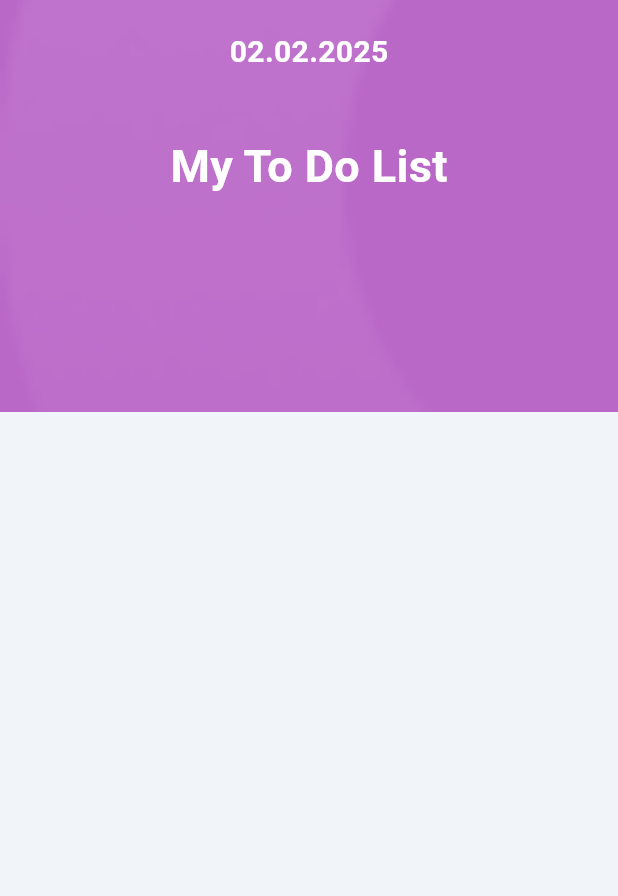
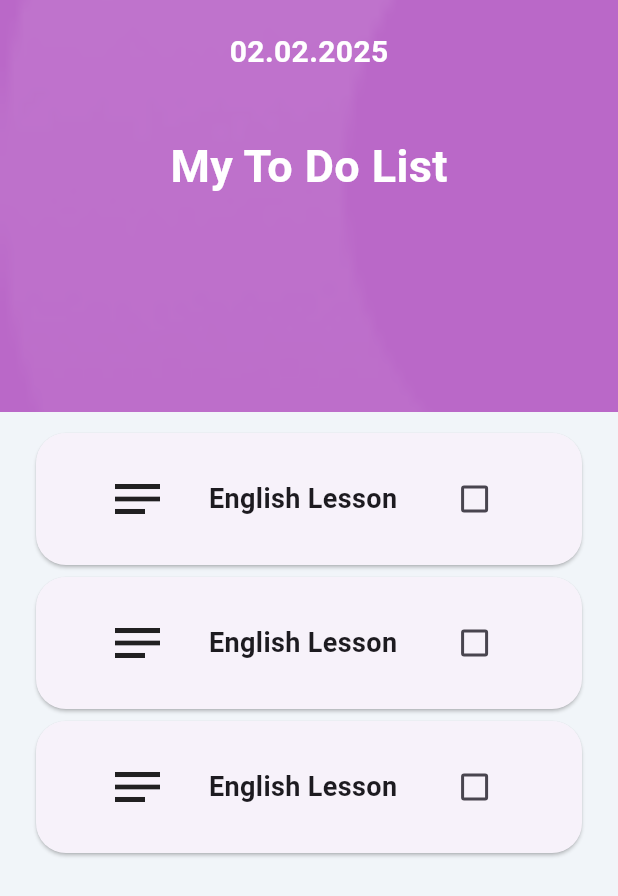
Before and after one commit to senadurgutt/todo_app, a Flutter app: the screen it shows after launch, on a phone screen of 412 x 824 dp. Shown: the top 896 px of the screen. Run offline on Flutter 3.47's test engine with Material 3 defaults, Android fonts, the phone set to English and light mode, and no system bars; our stand-ins replace hexcolor.

Commit message:
first page design 1 -cards

```diff
--- a/lib/main.dart
+++ b/lib/main.dart
@@ -6,30 +6,39 @@ void main() {
   runApp(const MyApp());
 }
 
-class MyApp extends StatelessWidget {
+class MyApp extends StatefulWidget {
   const MyApp({super.key});
 
+  @override
+  State<MyApp> createState() => _MyAppState();
+}
+
+class _MyAppState extends State<MyApp> {
+  bool isChecked = false;
   @override
   Widget build(BuildContext context) {
     double deviceHeight = MediaQuery.of(context).size.height;
     double deviceWidth = MediaQuery.of(context).size.width;
+
     return MaterialApp(
       debugShowCheckedModeBanner:
           false, // sağ üst köşeden debug yazısı kaldırıldı
       home: SafeArea(
         // containerın cihazlardaki en üst panele gelmemesini sağlar
         child: Scaffold(
-            backgroundColor: HexColor(backgroundColor),
-            body: Container(
+          backgroundColor: HexColor(backgroundColor),
+          body: Column(
+            children: [
+              Container(
                 width: deviceWidth, //responsive tasarım için kullanılıyor
                 height: deviceHeight / 3,
                 decoration: BoxDecoration(
                   color: Colors.purple[300],
                   image: DecorationImage(
                       image: AssetImage("lib/assets/images/Ellipse 2.png"),
-                      fit: BoxFit.cover),
+                      fit: BoxFit
+                          .cover), // imageın ekrana tam sığması için yapılıyor
                 ),
-
                 child: Column(
                   children: [
                     Padding(
@@ -52,7 +61,99 @@ class MyApp extends StatelessWidget {
                       ),
                     ),
                   ],
-                ))),
+                ),
+              ),
+              Padding(
+                padding: EdgeInsets.fromLTRB(20, 10, 20, 10),
+                child: Column(
+                  children: [
+                    Card(
+                      shape: RoundedRectangleBorder(
+                          borderRadius: BorderRadius.circular(20)),
+                      child: Padding(
+                        padding: EdgeInsets.all(20),
+                        child: Row(
+                          mainAxisAlignment: MainAxisAlignment.spaceEvenly,
+                          children: [
+                            Icon(Icons.notes_outlined, size: 40),
+                            Text(
+                              "English Lesson",
+                              style: TextStyle(
+                                  fontWeight: FontWeight.bold, fontSize: 18),
+                            ),
+                            Checkbox(
+                                value: isChecked,
+                                onChanged: (val) => {
+                                      setState(
+                                        () {
+                                          isChecked = val!;
+                                        },
+                                      ),
+                                    }),
+                          ],
+                        ),
+                      ),
+                    ),
+                    Card(
+                      shape: RoundedRectangleBorder(
+                          borderRadius: BorderRadius.circular(20)),
+                      child: Padding(
+                        padding: EdgeInsets.all(20),
+                        child: Row(
+                          mainAxisAlignment: MainAxisAlignment.spaceEvenly,
+                          children: [
+                            Icon(Icons.notes_outlined, size: 40),
+                            Text(
+                              "English Lesson",
+                              style: TextStyle(
+                                  fontWeight: FontWeight.bold, fontSize: 18),
+                            ),
+                            Checkbox(
+                                value: isChecked,
+                                onChanged: (val) => {
+                                      setState(
+                                        () {
+                                          isChecked = val!;
+                                        },
+                                      ),
+                                    }),
+                          ],
+                        ),
+                      ),
+                    ),
+                    Card(
+                      shape: RoundedRectangleBorder(
+                          borderRadius: BorderRadius.circular(20)),
+                      child: Padding(
+                        padding: EdgeInsets.all(20),
+                        child: Row(
+                          mainAxisAlignment: MainAxisAlignment.spaceEvenly,
+                          children: [
+                            Icon(Icons.notes_outlined, size: 40),
+                            Text(
+                              "English Lesson",
+                              style: TextStyle(
+                                  fontWeight: FontWeight.bold, fontSize: 18),
+                            ),
+                            Checkbox(
+                                value: isChecked,
+                                onChanged: (val) => {
+                                      setState(
+                                        () {
+                                          isChecked = val!;
+                                        },
+                                      ),
+                                    }),
+                          ],
+                        ),
+                      ),
+                    ),
+                  ],
+                ),
+              )
+            ],
+          ),
+        ),
       ),
     );
   }
```
